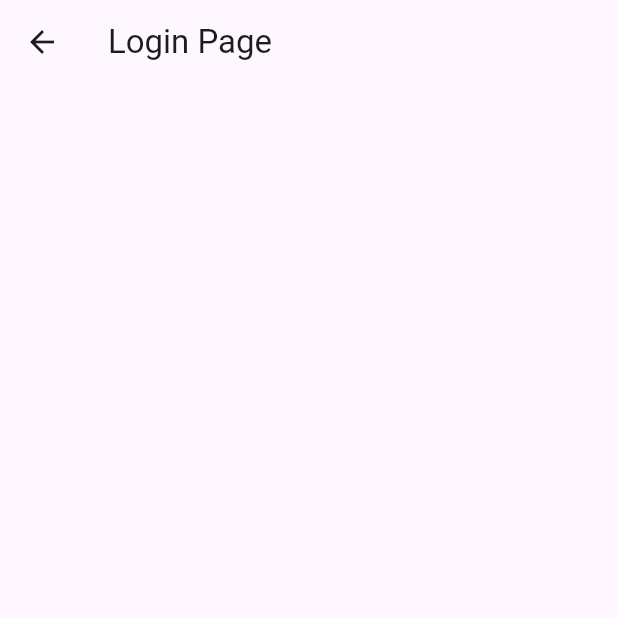
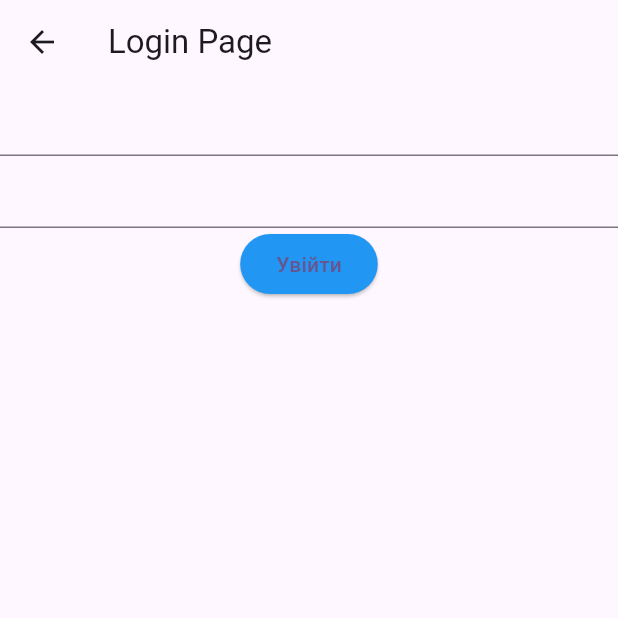
Before and after one commit to IgorIoT13/Flutter, a Flutter app: the LoginPage screen opened directly, on a phone screen of 412 x 824 dp, the top half of it. Run offline on Flutter 3.47's test engine with Material 3 defaults, Android fonts, the phone set to English and light mode, and no system bars.

Commit message:
add login page

```diff
--- a/lib/pages/login_page.dart
+++ b/lib/pages/login_page.dart
@@ -1,4 +1,5 @@
 import 'package:flutter/material.dart';
+import '../widgets/central_btn.dart';
 
 class LoginPage extends StatelessWidget{
   const LoginPage({super.key});
@@ -9,7 +10,16 @@ class LoginPage extends StatelessWidget{
       appBar: AppBar(
         title: const Text('Login Page'),
       ),
-      body: Center(),
+      body: Center(
+        child: Column(
+          children: [
+            TextField(),
+            TextField(),
+            CenteredButton(label: "Увійти", onPressed: (){
+              // Navigator.pushNamed(context, '/home');
+            }),
+        ],)
+      ),
     );
   }
 }
--- /dev/null
+++ b/lib/widgets/central_btn.dart
@@ -0,0 +1,27 @@
+import 'package:flutter/material.dart';
+
+class CenteredButton extends StatelessWidget {
+  final String label;
+  final Color color;
+  final VoidCallback onPressed;
+
+  const CenteredButton({
+    super.key,
+    required this.label,
+    required this.onPressed,
+    this.color = Colors.blue,
+  });
+
+  @override
+  Widget build(BuildContext context) {
+    return Center(
+      child: ElevatedButton(
+        style: ElevatedButton.styleFrom(
+          backgroundColor: color,
+        ),
+        onPressed: onPressed,
+        child: Text(label),
+      ),
+    );
+  }
+}
```
